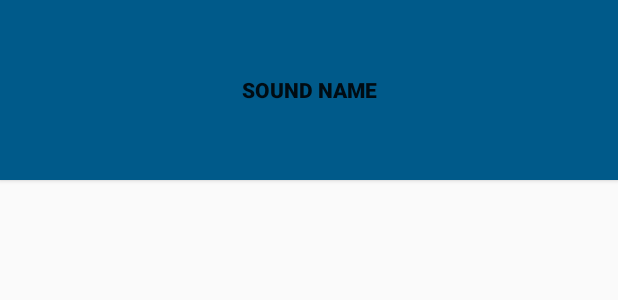
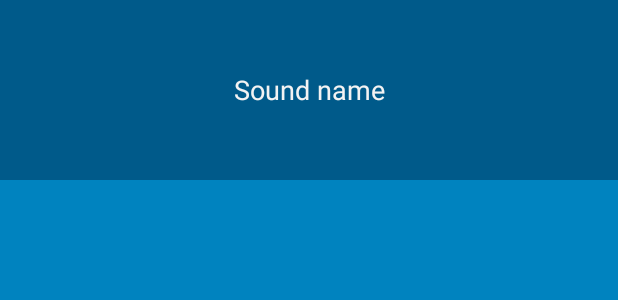
Before and after one commit to lynnik/BeatBox, an Android app: the layout list_item_sound.xml on its own in the app's theme, with its tools: preview values and no code run, on a phone screen of 412 x 824 dp. Shown: the top 300 px of the screen. Run offline under Robolectric (Android 15) with nearby library versions, the phone set to English and light mode, and no system bars.

Commit message:
Changed the theme of the application.

```diff
--- a/app/src/main/res/layout/list_item_sound.xml
+++ b/app/src/main/res/layout/list_item_sound.xml
@@ -3,7 +3,6 @@
   xmlns:android="http://schemas.android.com/apk/res/android"
   xmlns:tools="http://schemas.android.com/tools"
   android:id="@+id/list_item_sound_button"
-  style="@style/BeatBoxButton.Strong"
   android:layout_width="match_parent"
   android:layout_height="120dp"
   tools:text="Sound name"/>
--- a/app/src/main/res/values/styles.xml
+++ b/app/src/main/res/values/styles.xml
@@ -1,11 +1,12 @@
 <resources>
 
-  <!-- Base application theme. -->
-  <style name="AppTheme" parent="Theme.AppCompat.Light.DarkActionBar">
-    <!-- Customize your theme here. -->
-    <item name="colorPrimary">@color/colorPrimary</item>
-    <item name="colorPrimaryDark">@color/colorPrimaryDark</item>
-    <item name="colorAccent">@color/colorAccent</item>
+  <style name="AppTheme" parent="Theme.AppCompat">
+    <item name="colorPrimary">@color/red</item>
+    <item name="colorPrimaryDark">@color/dark_red</item>
+    <item name="colorAccent">@color/gray</item>
+
+    <item name="android:colorBackground">@color/soothing_blue</item>
+    <item name="android:buttonStyle">@style/BeatBoxButton</item>
   </style>
 
   <style name="AppTheme.NoActionBar">
@@ -18,12 +19,8 @@
 
   <style name="AppTheme.PopupOverlay" parent="ThemeOverlay.AppCompat.Light"/>
 
-  <style name="BeatBoxButton">
+  <style name="BeatBoxButton" parent="android:style/Widget.Holo.Button">
     <item name="android:background">@color/dark_blue</item>
   </style>
 
-  <style name="BeatBoxButton.Strong">
-    <item name="android:textStyle">bold</item>
-  </style>
-
 </resources>
```
